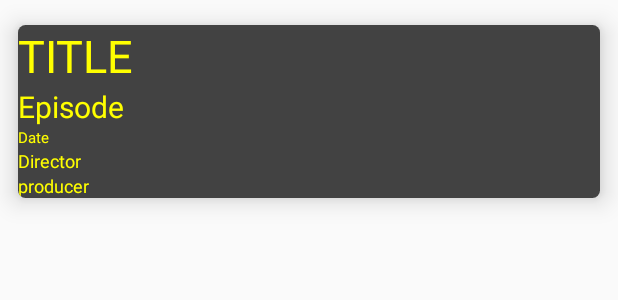
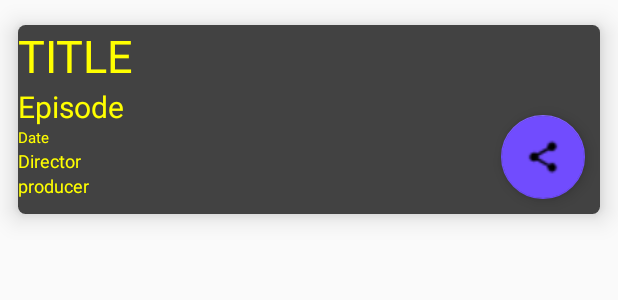
Before and after one commit to ignaciosamba/Lesson, an Android app: the layout card_movie_layout.xml on its own in the app's theme, with its tools: preview values and no code run, on a phone screen of 412 x 824 dp. Shown: the top 300 px of the screen. Run offline under Robolectric (Android 15) with nearby library versions, the phone set to English and light mode, and no system bars.

Commit message:
Third class.
Adding button to MovieAdapter to share the title with
a Chooser.

Signed-off-by: Ignacio Sambataro <ignaciosamba@gmail.com>

```diff
--- a/app/src/main/java/com/example/isambataro/lesson2/view/adapter/MovieAdapter.java
+++ b/app/src/main/java/com/example/isambataro/lesson2/view/adapter/MovieAdapter.java
@@ -1,6 +1,8 @@
 package com.example.isambataro.lesson2.view.adapter;
 
+import android.content.Intent;
 import android.support.annotation.NonNull;
+import android.support.design.widget.FloatingActionButton;
 import android.support.v7.widget.CardView;
 import android.support.v7.widget.RecyclerView;
 import android.view.LayoutInflater;
@@ -9,8 +11,10 @@ import android.view.ViewGroup;
 import android.widget.TextView;
 import android.widget.Toast;
 
+import com.example.isambataro.lesson2.ApplicationContext;
 import com.example.isambataro.lesson2.R;
 import com.example.isambataro.lesson2.model.DataMovies;
+import com.example.isambataro.lesson2.view.activity.BaseActivity;
 
 import java.util.List;
 
@@ -18,15 +22,15 @@ import java.util.List;
  * Created by isambataro on 18/06/18.
  */
 
-public class MovieAdapter extends RecyclerView.Adapter<MovieAdapter.MovieViewHolder> implements View.OnClickListener{
+public class MovieAdapter extends RecyclerView.Adapter<MovieAdapter.MovieViewHolder>/* implements View.OnClickListener*/{
 
     private List<DataMovies> items;
-    private OnItemClickListener mListener;
+//    private OnItemClickListener mListener;
 
 
-    public interface OnItemClickListener {
-        void onItemClick(View view, int item);
-    }
+//    public interface OnItemClickListener {
+//        void onItemClick(View view, int item);
+//    }
 
     public MovieAdapter (List<DataMovies> movieList/*, OnItemClickListener listener*/){
         super();
@@ -39,10 +43,10 @@ public class MovieAdapter extends RecyclerView.Adapter<MovieAdapter.MovieViewHol
         notifyDataSetChanged();
     }
 
-    @Override
-    public void onClick(View view) {
-        mListener.onItemClick(view, getItemCount());
-    }
+//    @Override
+//    public void onClick(View view) {
+//        mListener.onItemClick(view, getItemCount());
+//    }
 
     @NonNull
     @Override
@@ -81,6 +85,7 @@ public class MovieAdapter extends RecyclerView.Adapter<MovieAdapter.MovieViewHol
         private TextView episode;
         private TextView producer;
         private TextView director;
+        private FloatingActionButton floatingActionButton;
 
         public MovieViewHolder(View v){
             super(v);
@@ -90,6 +95,21 @@ public class MovieAdapter extends RecyclerView.Adapter<MovieAdapter.MovieViewHol
             episode = v.findViewById(R.id.episode);
             producer = v.findViewById(R.id.producer);
             director = v.findViewById(R.id.director);
+            floatingActionButton = v.findViewById(R.id.fab);
+            floatingActionButton.setOnClickListener(new View.OnClickListener() {
+                @Override
+                public void onClick(View view) {
+                    Intent share = new Intent(android.content.Intent.ACTION_SEND);
+                    share.setType("text/plain");
+                    share.addFlags(Intent.FLAG_ACTIVITY_NEW_DOCUMENT);
+
+                    // Add data to the intent, the receiving app will decide
+                    // what to do with it.
+                    share.putExtra(Intent.EXTRA_TEXT, title.getText());
+
+                    ApplicationContext.getAppContext().startActivity(Intent.createChooser(share, "Share link!"));
+                }
+            });
             itemView.setOnClickListener(this);
         }
 
@@ -98,6 +118,7 @@ public class MovieAdapter extends RecyclerView.Adapter<MovieAdapter.MovieViewHol
             Toast.makeText(view.getContext(), "value = " + title.getText().toString(),
                     Toast.LENGTH_LONG).show();
         }
+
     }
 
 }
--- /dev/null
+++ b/app/src/main/res/drawable/circle_button.xml
@@ -0,0 +1,14 @@
+<?xml version="1.0" encoding="utf-8"?>
+<shape xmlns:android="http://schemas.android.com/apk/res/android"
+    android:shape="rectangle">
+    <corners android:radius="1000dp" />
+    <solid android:color="#714cfe" />
+    <stroke
+        android:width="2dip"
+        android:color="#916eff" />
+    <padding
+        android:bottom="4dp"
+        android:left="4dp"
+        android:right="4dp"
+        android:top="4dp" />
+</shape>
--- a/app/src/main/res/layout/card_movie_layout.xml
+++ b/app/src/main/res/layout/card_movie_layout.xml
@@ -1,6 +1,5 @@
 <?xml version="1.0" encoding="utf-8"?>
-        <android.support.v7.widget.CardView
-            android:id="@+id/card_view_movie"
+<android.support.v7.widget.CardView android:id="@+id/card_view_movie"
     xmlns:android="http://schemas.android.com/apk/res/android"
     android:layout_width="match_parent"
     android:layout_height="wrap_content"
@@ -10,7 +9,7 @@
     card_view:cardUseCompatPadding="true"
     android:background="@color/cardview_dark_background">
 
-        <LinearLayout
+        <RelativeLayout
             android:layout_width="match_parent"
             android:layout_height="wrap_content"
             android:layout_gravity="center"
@@ -27,6 +26,7 @@
                     android:textSize="30dp"/>
                 <TextView
                     android:id="@+id/episode"
+                    android:layout_below="@+id/movie_title"
                     android:layout_width="wrap_content"
                     android:layout_height="wrap_content"
                     android:text="Episode"
@@ -36,6 +36,7 @@
                     />
                 <TextView
                     android:id="@+id/release"
+                    android:layout_below="@id/episode"
                     android:layout_width="wrap_content"
                     android:layout_height="wrap_content"
                     android:text="Date"
@@ -44,6 +45,7 @@
                     android:textSize="10dp"/>
                 <TextView
                     android:id="@+id/director"
+                    android:layout_below="@id/release"
                     android:layout_width="wrap_content"
                     android:layout_height="wrap_content"
                     android:text="Director"
@@ -52,12 +54,36 @@
                     android:textSize="12dp"/>
                 <TextView
                     android:id="@+id/producer"
+                    android:layout_below="@id/director"
                     android:layout_width="wrap_content"
                     android:layout_height="wrap_content"
                     android:text="producer"
                     android:textColor="#ffff00"
                     android:textAppearance="?android:attr/textAppearanceSmall"
                     android:textSize="12dp"/>
-            </LinearLayout>
+
+                <!--<Button-->
+                    <!--android:layout_width="40dp"-->
+                    <!--android:layout_height="40dp"-->
+                    <!--android:layout_alignParentEnd="true"-->
+                    <!--android:layout_below="@+id/episode"-->
+                    <!--android:layout_marginBottom="10dp"-->
+                    <!--android:layout_marginEnd="10dp"-->
+                    <!--android:background="@drawable/circle_button"-->
+                    <!--android:drawableTop="@drawable/baseline_share_black_18dp"-->
+                    <!--android:gravity="center_vertical|center_horizontal"-->
+                    <!--android:textColor="#fff" />-->
+
+                <android.support.design.widget.FloatingActionButton
+                    android:id="@+id/fab"
+                    android:layout_width="wrap_content"
+                    android:layout_height="wrap_content"
+                    android:layout_alignParentEnd="true"
+                    android:layout_gravity="end|bottom"
+                    android:layout_marginBottom="10dp"
+                    android:layout_marginEnd="10dp"
+                    android:layout_marginTop="60dp"
+                    android:src="@drawable/share_little" />
+        </RelativeLayout>
 
         </android.support.v7.widget.CardView>
--- a/app/src/main/res/layout/table_soccer.xml
+++ b/app/src/main/res/layout/table_soccer.xml
@@ -6,7 +6,8 @@
     xmlns:app="http://schemas.android.com/apk/res-auto"
     android:background="@drawable/background">
 
-    <android.support.design.widget.AppBarLayout android:id="@+id/appbar_table"
+    <android.support.design.widget.AppBarLayout
+        android:id="@+id/appbar_table"
         android:layout_width="match_parent"
         android:layout_height="wrap_content"
         android:theme="@style/AppTheme.AppBarOverlay"
--- a/app/src/main/res/values/colors.xml
+++ b/app/src/main/res/values/colors.xml
@@ -2,5 +2,5 @@
 <resources>
     <color name="colorPrimary">#3F51B5</color>
     <color name="colorPrimaryDark">#303F9F</color>
-    <color name="colorAccent">#FF4081</color>
+    <color name="colorAccent">#714cfe</color>
 </resources>
```
Also changed, not shown: app/src/main/res/drawable/baseline_share_black_18dp.png (added), app/src/main/res/drawable/share_little.png (added). Lines whose indentation alone changed are shown as unchanged.
